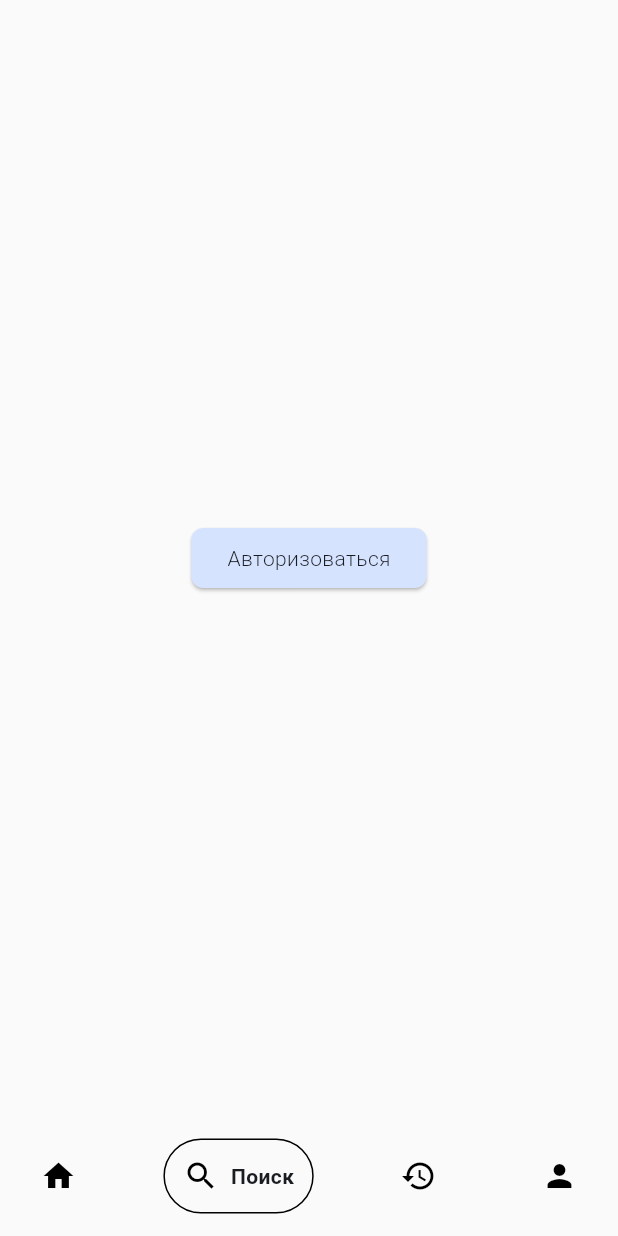
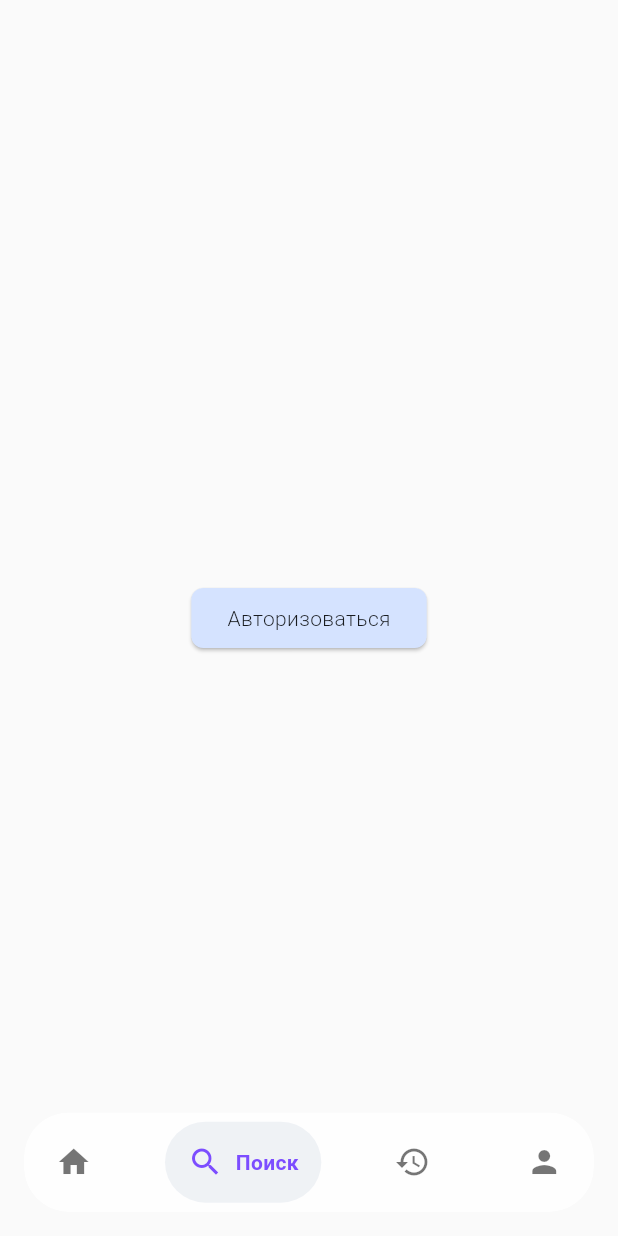
Before and after one commit to Beg1sJR/flutter_news, a Flutter app: the screen it shows after launch, item 2 of the bottom bar chosen, on a phone screen of 412 x 824 dp. Run offline on Flutter 3.47's test engine with Material 3 defaults, Android fonts, the phone set to English and light mode, and no system bars; drawn by our look-alikes of google_nav_bar; our stand-ins replace bloc, cloud_firestore, dio, email_validator, equatable, firebase_auth and 14 more; missing offline and left inert: talker_bloc_logger, talker_dio_logger; accounts and stored records are empty; network calls fail; statements that could not run were skipped.

Commit message:
updated nav bar

```diff
--- a/lib/features/scaffold_with_nav_bar/scaffold_with_nav_bar.dart
+++ b/lib/features/scaffold_with_nav_bar/scaffold_with_nav_bar.dart
@@ -1,3 +1,5 @@
+import 'dart:ui';
+
 import 'package:flutter/material.dart';
 import 'package:flutter_bloc/flutter_bloc.dart';
 import 'package:go_router/go_router.dart';
@@ -12,31 +14,53 @@ class ScaffoldWithNavBar extends StatelessWidget {
 
   @override
   Widget build(BuildContext context) {
-    // final theme = Theme.of(context);
+    final theme = Theme.of(context);
     final brightness = context.watch<SettingsCubit>().state.brightness;
-    bool isDark = brightness == Brightness.dark;
+    final isDark = brightness == Brightness.dark;
 
     return Scaffold(
+      extendBody: true,
       body: navigationShell,
       bottomNavigationBar: Padding(
-        padding: const EdgeInsets.symmetric(horizontal: 15, vertical: 15),
+        padding: const EdgeInsets.only(bottom: 16, left: 16, right: 16),
+        child: ClipRRect(
+          borderRadius: BorderRadius.circular(30),
+          child: BackdropFilter(
+            filter: ImageFilter.blur(sigmaX: 5, sigmaY: 5),
+            child: Container(
+              decoration: BoxDecoration(
+                borderRadius: BorderRadius.circular(30),
+                color: isDark
+                    ? Colors.grey.shade900.withOpacity(0.7)
+                    : Colors.white.withOpacity(0.8),
+                border: Border.all(
+                  color: Colors.white.withOpacity(isDark ? 0.05 : 0.2),
+                  width: 1.2,
+                ),
+              ),
+              child: Padding(
+                padding: const EdgeInsets.symmetric(horizontal: 5, vertical: 5),
                 child: GNav(
                   selectedIndex: navigationShell.currentIndex,
-          tabBorderRadius: 30,
-          tabActiveBorder: Border.all(
-            color: isDark ? Colors.grey.shade600 : Colors.black,
-            width: 1,
+                  gap: 8,
+                  padding: const EdgeInsets.all(15),
+                  color: isDark ? Colors.white70 : Colors.black54,
+                  activeColor: Colors.deepPurpleAccent,
+                  tabBackgroundColor: theme.colorScheme.primary.withOpacity(
+                    0.08,
                   ),
-          padding: const EdgeInsets.all(12),
-          // tabBackgroundColor: theme.colorScheme.primary.withOpacity(0.1),
-          onTabChange: (int index) => _onTap(context, index),
-          gap: 8,
+                  backgroundColor: Colors.transparent,
+                  onTabChange: (index) => _onTap(context, index),
                   tabs: [
                     GButton(icon: Icons.home, text: S.of(context).main),
                     GButton(icon: Icons.search, text: S.of(context).search),
                     GButton(icon: Icons.history, text: S.of(context).history),
                     GButton(icon: Icons.person, text: S.of(context).profile),
                   ],
+                ),
+              ),
+            ),
+          ),
         ),
       ),
     );
@@ -49,31 +73,3 @@ class ScaffoldWithNavBar extends StatelessWidget {
     );
   }
 }
-
-
-// body: navigationShell,
-//       bottomNavigationBar: BottomNavigationBar(
-//         currentIndex: navigationShell.currentIndex,
-//         onTap: (int index) => _onTap(context, index),
-//         type: BottomNavigationBarType.fixed,
-//         selectedItemColor: theme.colorScheme.primary,
-//         unselectedItemColor: theme.hintColor,
-//         items: <BottomNavigationBarItem>[
-//           BottomNavigationBarItem(
-//             icon: Icon(Icons.home),
-//             label: S.of(context).main,
-//           ),
-//           BottomNavigationBarItem(
-//             icon: Icon(Icons.search),
-//             label: S.of(context).search,
-//           ),
-//           BottomNavigationBarItem(
-//             icon: Icon(Icons.history),
-//             label: S.of(context).history,
-//           ),
-//           BottomNavigationBarItem(
-//             icon: Icon(Icons.person),
-//             label: S.of(context).profile,
-//           ),
-//         ],
-//       ),
--- a/pubspec.yaml
+++ b/pubspec.yaml
@@ -45,6 +45,8 @@ dev_dependencies:
     sdk: flutter
   build_runner: ^2.4.6
 
+
+
   flutter_lints: ^5.0.0
 
 flutter:
```
Lines whose indentation alone changed are shown as unchanged.
